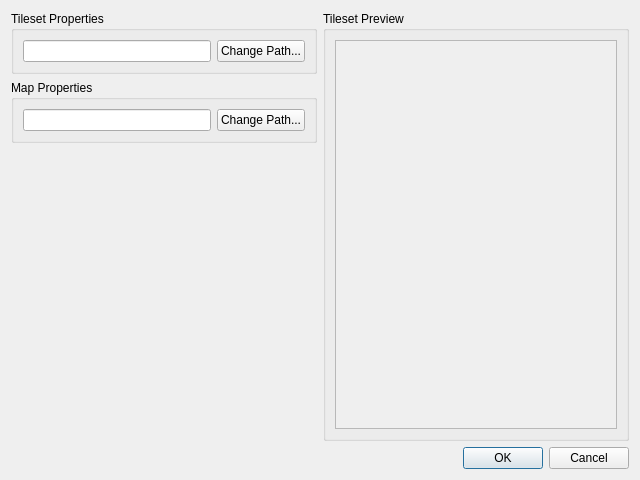
fborse/map-painter-95, file ExportTilesetAndMapDialog.ui: the form before one commit.
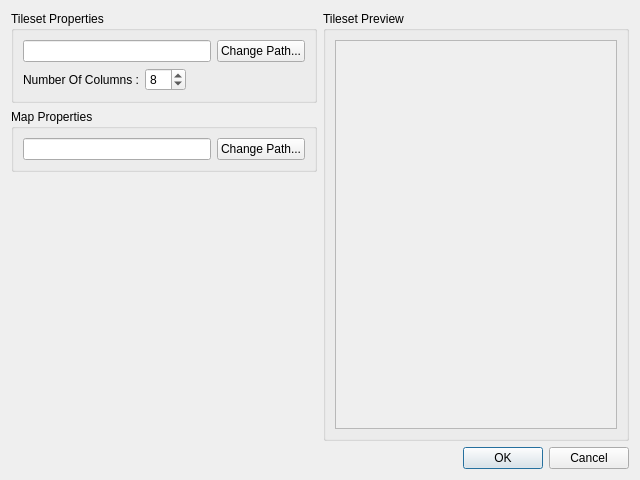
The form after the commit.

Commit message: Implemented the export tileset and map functionality

```diff
--- a/ExportTilesetAndMapDialog.ui
+++ b/ExportTilesetAndMapDialog.ui
@@ -23,6 +23,8 @@
          <property name="title">
           <string>Tileset Properties</string>
          </property>
+         <layout class="QVBoxLayout" name="verticalLayout_4">
+          <item>
          <layout class="QHBoxLayout" name="horizontalLayout">
           <item>
            <widget class="QLineEdit" name="tilesetPathLineEdit">
@@ -39,6 +41,49 @@
            </widget>
           </item>
          </layout>
+          </item>
+          <item>
+           <layout class="QHBoxLayout" name="horizontalLayout_5">
+            <item>
+             <layout class="QFormLayout" name="formLayout">
+              <item row="0" column="0">
+               <widget class="QLabel" name="numberOfColumnsLabel">
+                <property name="text">
+                 <string>Number Of Columns :</string>
+                </property>
+               </widget>
+              </item>
+              <item row="0" column="1">
+               <widget class="QSpinBox" name="numberOfColumnsSpinBox">
+                <property name="minimum">
+                 <number>1</number>
+                </property>
+                <property name="maximum">
+                 <number>16</number>
+                </property>
+                <property name="value">
+                 <number>8</number>
+                </property>
+               </widget>
+              </item>
+             </layout>
+            </item>
+            <item>
+             <spacer name="horizontalSpacer">
+              <property name="orientation">
+               <enum>Qt::Orientation::Horizontal</enum>
+              </property>
+              <property name="sizeHint" stdset="0">
+               <size>
+                <width>40</width>
+                <height>20</height>
+               </size>
+              </property>
+             </spacer>
+            </item>
+           </layout>
+          </item>
+         </layout>
         </widget>
        </item>
        <item>
```
Left out of the diff: 25 changed lines with no effect on the pictures. Lines whose indentation alone changed are shown as unchanged. The commit also changes 2 other files.
